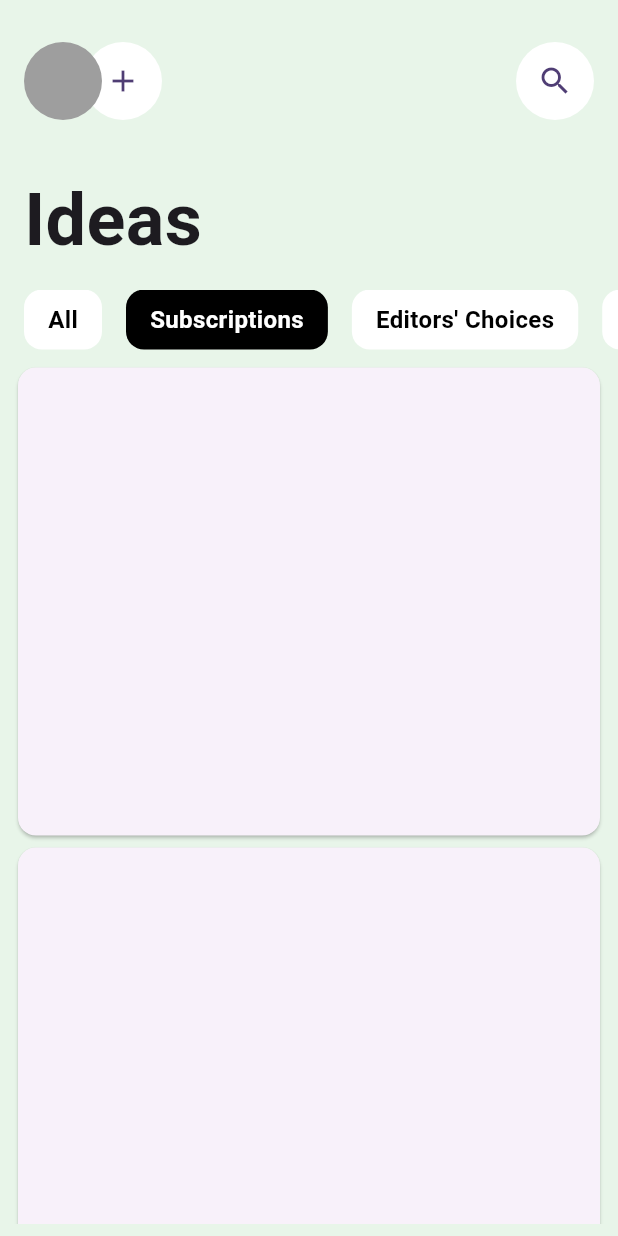
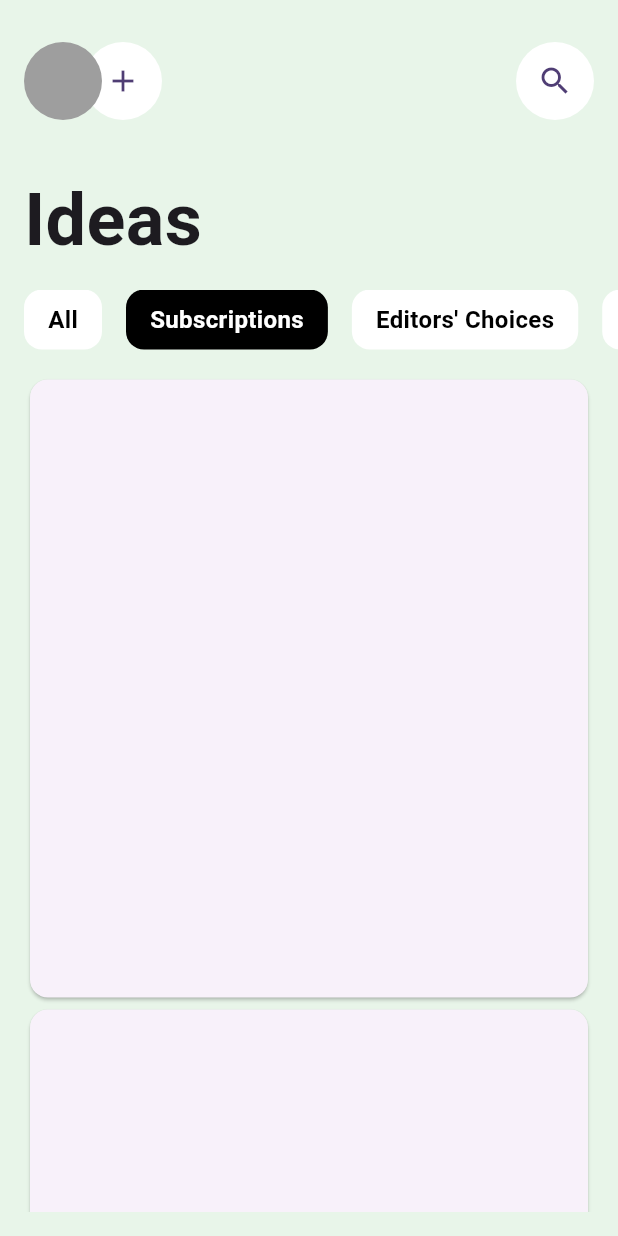
Before and after one commit to JAICHANGPARK/flutter_notebook_chapter_37, a Flutter app: the CryptoIdeasPage screen opened directly, after a tap on "Subscriptions", on a phone screen of 412 x 824 dp. Run offline on Flutter 3.47's test engine with Material 3 defaults, Android fonts, the phone set to English and light mode, and no system bars; our stand-ins replace dots_indicator, gap, google_fonts.

Commit message:
Update crypto_ideas_page.dart

```diff
--- a/lib/ep1865_crypto_app/view/crypto_ideas_page.dart
+++ b/lib/ep1865_crypto_app/view/crypto_ideas_page.dart
@@ -117,12 +117,13 @@ class _CryptoIdeasPageState extends State<CryptoIdeasPage> {
                     child: Text("All"),
                   ),
                 ),
+
                 Padding(
-                  padding: const EdgeInsets.all(8.0),
+                  padding: const EdgeInsets.all(16.0),
                   child: ListView.builder(
                     itemBuilder: (context, index) {
                       return SizedBox(
-                          height: 320,
+                          height: 420,
                           child: Card());
                     },
                   ),
```
